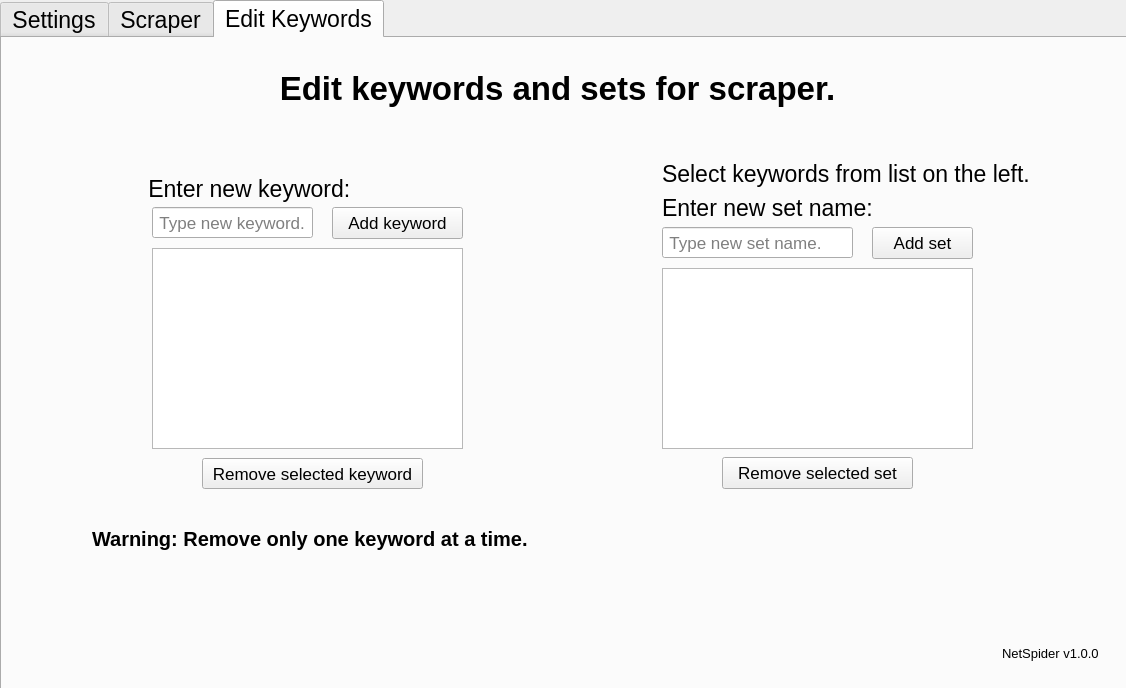
Old version of the form GUIComponents/Scraper.ui in the repository dfgrisales5078/HSI-Web-Scraper.
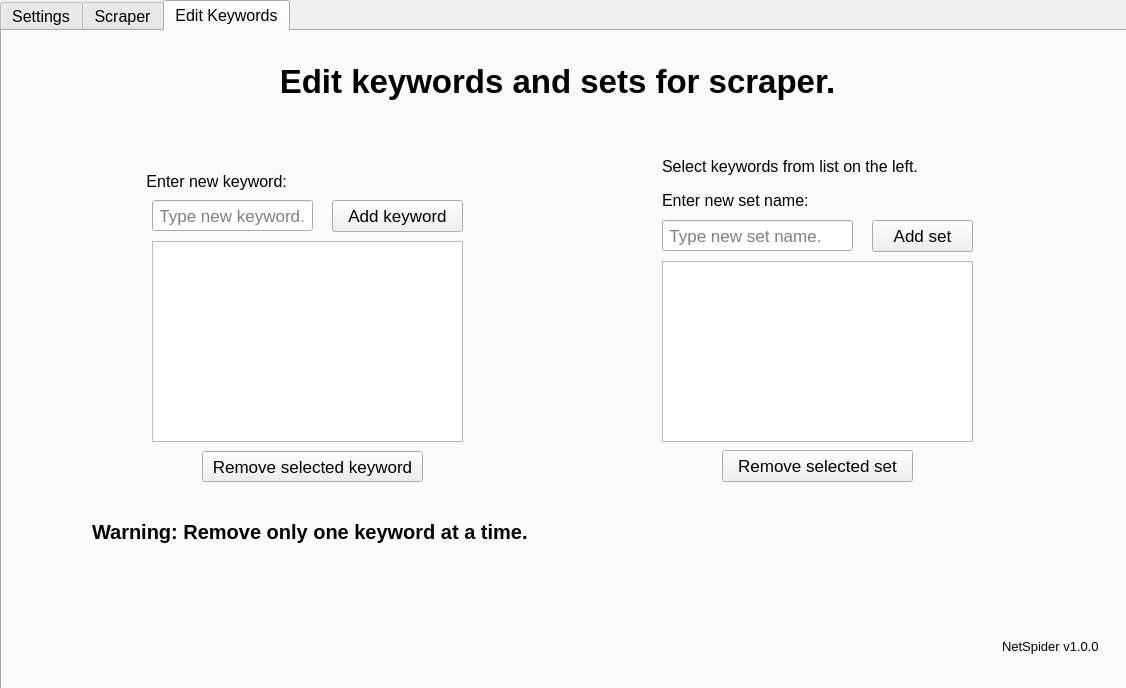
New version of the form. The open tabs and pages were chosen to show the change.

```diff
--- a/GUIComponents/Scraper.ui
+++ b/GUIComponents/Scraper.ui
@@ -24,7 +24,7 @@
    </property>
    <property name="font">
     <font>
-     <pointsize>17</pointsize>
+     <pointsize>12</pointsize>
     </font>
    </property>
    <property name="layoutDirection">
@@ -783,6 +783,11 @@
        <height>31</height>
       </rect>
      </property>
+     <property name="font">
+      <font>
+       <pointsize>12</pointsize>
+      </font>
+     </property>
      <property name="text">
       <string> Enter new keyword:</string>
      </property>
@@ -796,6 +801,11 @@
        <height>31</height>
       </rect>
      </property>
+     <property name="font">
+      <font>
+       <pointsize>12</pointsize>
+      </font>
+     </property>
      <property name="text">
       <string>Enter new set name:</string>
      </property>
@@ -845,6 +855,11 @@
        <height>31</height>
       </rect>
      </property>
+     <property name="font">
+      <font>
+       <pointsize>12</pointsize>
+      </font>
+     </property>
      <property name="text">
       <string>Select keywords from list on the left.</string>
      </property>
```
Left out of the diff: 12 changed lines with no effect on the pictures.
